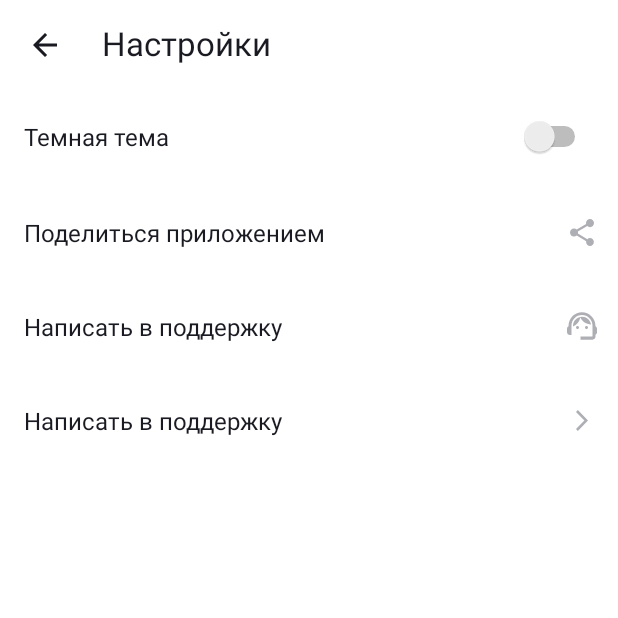
After one commit to VTS395/PlaylistMaker, an Android app: the SettingsActivity screen opened directly, with no data from a screen before it, on a phone screen of 412 x 824 dp, the top half of it. The commit adds this screen. Run offline under Robolectric (Android 15) with nearby library versions, the phone set to English and light mode, and no system bars.

Commit message:
add navigation and other activities

```diff
--- /dev/null
+++ b/app/src/main/java/com/practicum/playlistmaker/SettingsActivity.kt
@@ -0,0 +1,21 @@
+package com.practicum.playlistmaker
+
+import android.content.Intent
+import android.os.Bundle
+import android.widget.ImageView
+import androidx.activity.enableEdgeToEdge
+import androidx.appcompat.app.AppCompatActivity
+
+class SettingsActivity : AppCompatActivity() {
+    override fun onCreate(savedInstanceState: Bundle?) {
+        super.onCreate(savedInstanceState)
+        setContentView(R.layout.activity_settings)
+
+        val backButton = findViewById<ImageView>(R.id.backButton)
+
+        backButton.setOnClickListener{
+            val mainActivity = Intent(this, MainActivity::class.java)
+            startActivity(mainActivity)
+        }
+    }
+}
--- a/app/src/main/res/layout/activity_sttings.xml
+++ b/app/src/main/res/layout/activity_settings.xml
@@ -1,9 +1,9 @@
 <?xml version="1.0" encoding="utf-8"?>
-<androidx.constraintlayout.widget.ConstraintLayout xmlns:android="http://schemas.android.com/apk/res/android"
+<androidx.constraintlayout.widget.ConstraintLayout
+    xmlns:android="http://schemas.android.com/apk/res/android"
     xmlns:tools="http://schemas.android.com/tools"
     android:layout_width="match_parent"
-    android:layout_height="match_parent"
-    xmlns:app="http://schemas.android.com/apk/res-auto">
+    android:layout_height="match_parent">
 
     <LinearLayout
         android:layout_width="match_parent"
@@ -18,6 +18,7 @@
             android:padding="4dp">
 
             <ImageView
+                android:id="@+id/backButton"
                 android:layout_width="wrap_content"
                 android:layout_height="wrap_content"
                 android:layout_gravity="center_vertical"
```
Also changed, not shown: app/src/main/AndroidManifest.xml (+9 -0 lines), app/src/main/java/com/practicum/playlistmaker/MainActivity.kt (+8 -3 lines), app/src/main/java/com/practicum/playlistmaker/MediaActivity.kt (added, +20 -0 lines), app/src/main/java/com/practicum/playlistmaker/SearchActivity.kt (added, +20 -0 lines), app/src/main/res/layout/activity_media.xml (added, +10 -0 lines), app/src/main/res/layout/activity_search.xml (added, +10 -0 lines).
